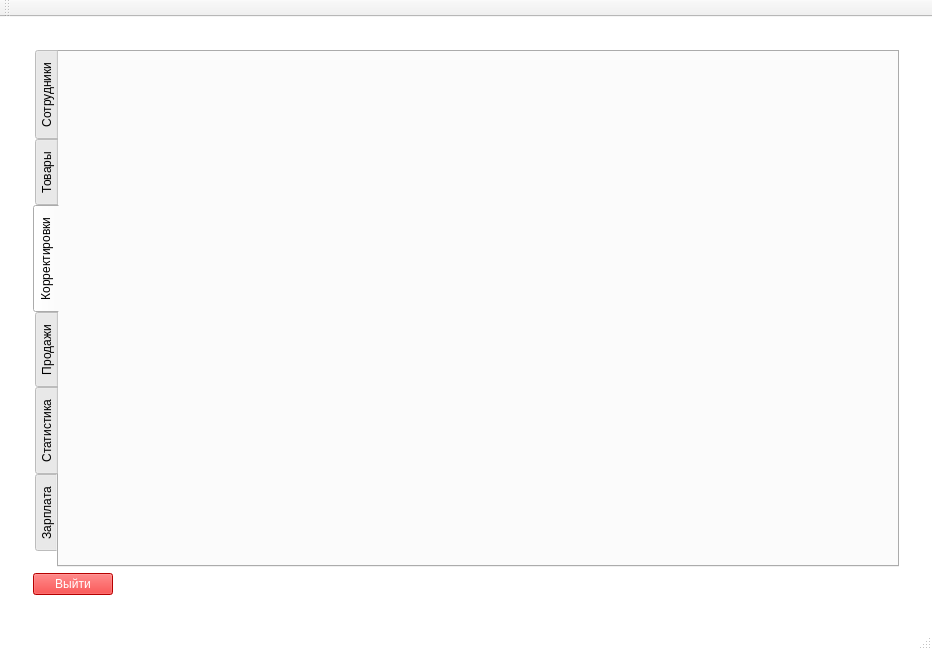
Old version of the form iSalary/iSalary/mainwindow.ui in the repository Polikarpova/iSalary.
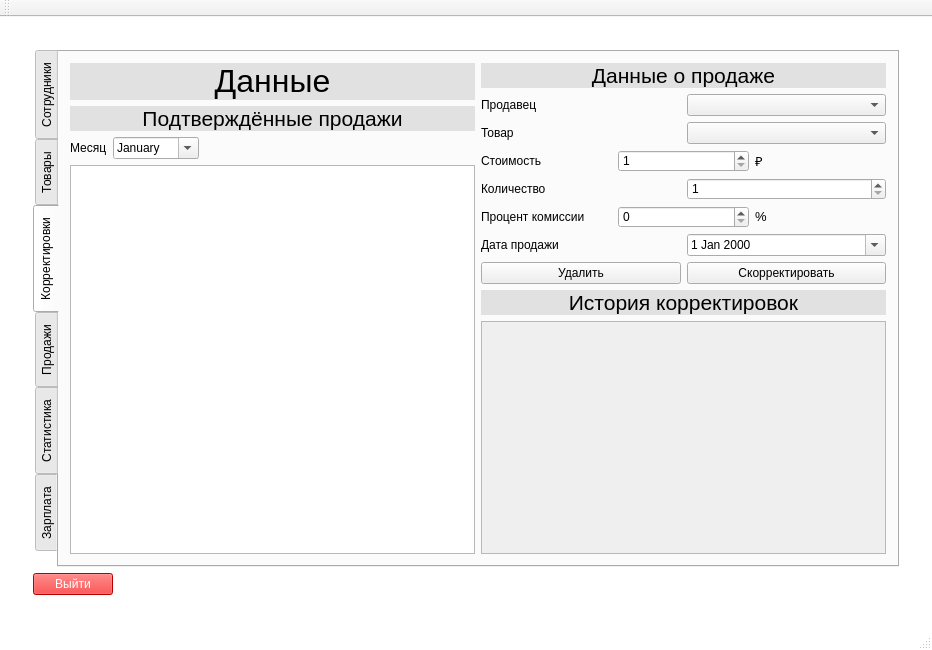
New version of the form. The open tabs and pages were chosen to show the change.

Commit message: add adjustment form

What changed in the file:
```diff
--- a/iSalary/iSalary/mainwindow.ui
+++ b/iSalary/iSalary/mainwindow.ui
@@ -967,6 +967,294 @@
                <attribute name="title">
                 <string>Корректировки</string>
                </attribute>
+               <layout class="QHBoxLayout" name="horizontalLayout_33">
+                <item>
+                 <layout class="QVBoxLayout" name="verticalLayout_11">
+                  <item>
+                   <widget class="QLabel" name="label_32">
+                    <property name="styleSheet">
+                     <string notr="true">QLabel { background-color: rgb(225, 225, 225) }</string>
+                    </property>
+                    <property name="text">
+                     <string>&lt;html&gt;&lt;head/&gt;&lt;body&gt;&lt;p align=&quot;center&quot;&gt;&lt;span style=&quot; font-size:24pt;&quot;&gt;Данные&lt;/span&gt;&lt;/p&gt;&lt;/body&gt;&lt;/html&gt;</string>
+                    </property>
+                   </widget>
+                  </item>
+                  <item>
+                   <widget class="QLabel" name="label_33">
+                    <property name="styleSheet">
+                     <string notr="true">QLabel { background-color: rgb(225, 225, 225) }</string>
+                    </property>
+                    <property name="text">
+                     <string>&lt;html&gt;&lt;head/&gt;&lt;body&gt;&lt;p align=&quot;center&quot;&gt;&lt;span style=&quot; font-size:16pt;&quot;&gt;Подтверждённые продажи&lt;/span&gt;&lt;/p&gt;&lt;/body&gt;&lt;/html&gt;</string>
+                    </property>
+                   </widget>
+                  </item>
+                  <item>
+                   <layout class="QHBoxLayout" name="horizontalLayout_25">
+                    <item>
+                     <widget class="QLabel" name="label_34">
+                      <property name="text">
+                       <string>Месяц</string>
+                      </property>
+                     </widget>
+                    </item>
+                    <item>
+                     <widget class="QDateEdit" name="monthInput">
+                      <property name="buttonSymbols">
+                       <enum>QAbstractSpinBox::UpDownArrows</enum>
+                      </property>
+                      <property name="displayFormat">
+                       <string>MMMM</string>
+                      </property>
+                      <property name="calendarPopup">
+                       <bool>true</bool>
+                      </property>
+                     </widget>
+                    </item>
+                    <item>
+                     <spacer name="horizontalSpacer_6">
+                      <property name="orientation">
+                       <enum>Qt::Horizontal</enum>
+                      </property>
+                      <property name="sizeHint" stdset="0">
+                       <size>
+                        <width>40</width>
+                        <height>20</height>
+                       </size>
+                      </property>
+                     </spacer>
+                    </item>
+                   </layout>
+                  </item>
+                  <item>
+                   <widget class="QTableView" name="saleForAdjustment">
+                    <property name="showGrid">
+                     <bool>true</bool>
+                    </property>
+                    <attribute name="horizontalHeaderCascadingSectionResizes">
+                     <bool>false</bool>
+                    </attribute>
+                   </widget>
+                  </item>
+                 </layout>
+                </item>
+                <item>
+                 <layout class="QVBoxLayout" name="verticalLayout_13">
+                  <item>
+                   <layout class="QVBoxLayout" name="verticalLayout_12">
+                    <item>
+                     <widget class="QLabel" name="label_35">
+                      <property name="styleSheet">
+                       <string notr="true">QLabel { background-color: rgb(225, 225, 225) }</string>
+                      </property>
+                      <property name="text">
+                       <string>&lt;html&gt;&lt;head/&gt;&lt;body&gt;&lt;p align=&quot;center&quot;&gt;&lt;span style=&quot; font-size:16pt;&quot;&gt;Данные о продаже&lt;/span&gt;&lt;/p&gt;&lt;/body&gt;&lt;/html&gt;</string>
+                      </property>
+                     </widget>
+                    </item>
+                    <item>
+                     <layout class="QGridLayout" name="gridLayout_7">
+                      <item row="0" column="0">
+                       <layout class="QHBoxLayout" name="horizontalLayout_26">
+                        <item>
+                         <widget class="QLabel" name="label_36">
+                          <property name="text">
+                           <string>Продавец</string>
+                          </property>
+                         </widget>
+                        </item>
+                        <item>
+                         <widget class="QComboBox" name="salerComboBox"/>
+                        </item>
+                       </layout>
+                      </item>
+                      <item row="1" column="0">
+                       <layout class="QHBoxLayout" name="horizontalLayout_27">
+                        <item>
+                         <widget class="QLabel" name="label_37">
+                          <property name="text">
+                           <string>Товар</string>
+                          </property>
+                         </widget>
+                        </item>
+                        <item>
+                         <widget class="QComboBox" name="salesComboBox"/>
+                        </item>
+                       </layout>
+                      </item>
+                      <item row="2" column="0">
+                       <layout class="QHBoxLayout" name="horizontalLayout_28">
+                        <item>
+                         <widget class="QLabel" name="label_38">
+                          <property name="text">
+                           <string>Стоимость</string>
+                          </property>
+                         </widget>
+                        </item>
+                        <item>
+                         <widget class="QSpinBox" name="price">
+                          <property name="minimum">
+                           <number>1</number>
+                          </property>
+                          <property name="maximum">
+                           <number>99999999</number>
+                          </property>
+                         </widget>
+                        </item>
+                        <item>
+                         <widget class="QLabel" name="label_39">
+                          <property name="text">
+                           <string>&lt;html&gt;&lt;head/&gt;&lt;body&gt;&lt;p&gt;&lt;span style=&quot; font-size:10pt;&quot;&gt;₽&lt;/span&gt;&lt;/p&gt;&lt;/body&gt;&lt;/html&gt;</string>
+                          </property>
+                         </widget>
+                        </item>
+                       </layout>
+                      </item>
+                      <item row="3" column="0">
+                       <layout class="QHBoxLayout" name="horizontalLayout_29">
+                        <item>
+                         <widget class="QLabel" name="label_40">
+                          <property name="text">
+                           <string>Количество</string>
+                          </property>
+                         </widget>
+                        </item>
+                        <item>
+                         <widget class="QSpinBox" name="productCount">
+                          <property name="minimum">
+                           <number>1</number>
+                          </property>
+                          <property name="maximum">
+                           <number>999</number>
+                          </property>
+                         </widget>
+                        </item>
+                       </layout>
+                      </item>
+                      <item row="4" column="0">
+                       <layout class="QHBoxLayout" name="horizontalLayout_30">
+                        <item>
+                         <widget class="QLabel" name="label_41">
+                          <property name="text">
+                           <string>Процент комиссии</string>
+                          </property>
+                         </widget>
+                        </item>
+                        <item>
+                         <widget class="QSpinBox" name="price_2">
+                          <property name="minimum">
+                           <number>0</number>
+                          </property>
+                          <property name="maximum">
+                           <number>100</number>
+                          </property>
+                         </widget>
+                        </item>
+                        <item>
+                         <widget class="QLabel" name="label_42">
+                          <property name="text">
+                           <string>&lt;html&gt;&lt;head/&gt;&lt;body&gt;&lt;p&gt;&lt;span style=&quot; font-size:10pt;&quot;&gt;%&lt;/span&gt;&lt;/p&gt;&lt;/body&gt;&lt;/html&gt;</string>
+                          </property>
+                         </widget>
+                        </item>
+                       </layout>
+                      </item>
+                      <item row="5" column="0">
+                       <layout class="QHBoxLayout" name="horizontalLayout_31">
+                        <item>
+                         <widget class="QLabel" name="label_43">
+                          <property name="text">
+                           <string>Дата продажи</string>
+                          </property>
+                         </widget>
+                        </item>
+                        <item>
+                         <widget class="QDateEdit" name="dateOfBirth_2">
+                          <property name="enabled">
+                           <bool>true</bool>
+                          </property>
+                          <property name="wrapping">
+                           <bool>false</bool>
+                          </property>
+                          <property name="frame">
+                           <bool>true</bool>
+                          </property>
+                          <property name="buttonSymbols">
+                           <enum>QAbstractSpinBox::UpDownArrows</enum>
+                          </property>
+                          <property name="keyboardTracking">
+                           <bool>true</bool>
+                          </property>
+                          <property name="showGroupSeparator" stdset="0">
+                           <bool>false</bool>
+                          </property>
+                          <property name="minimumDate">
+                           <date>
+                            <year>1900</year>
+                            <month>9</month>
+                            <day>14</day>
+                           </date>
+                          </property>
+                          <property name="calendarPopup">
+                           <bool>true</bool>
+                          </property>
+                         </widget>
+                        </item>
+                       </layout>
+                      </item>
+                     </layout>
+                    </item>
+                    <item>
+                     <layout class="QHBoxLayout" name="horizontalLayout_32">
+                      <item>
+                       <widget class="QPushButton" name="deleteOrRestoreButton">
+                        <property name="text">
+                         <string>Удалить</string>
+                        </property>
+                       </widget>
+                      </item>
+                      <item>
+                       <widget class="QPushButton" name="adjustmentButton">
+                        <property name="text">
+                         <string>Скорректировать</string>
+                        </property>
+                       </widget>
+                      </item>
+                     </layout>
+                    </item>
+                   </layout>
+                  </item>
+                  <item>
+                   <widget class="QLabel" name="label_44">
+                    <property name="styleSheet">
+                     <string notr="true">QLabel { background-color: rgb(225, 225, 225) }</string>
+                    </property>
+                    <property name="text">
+                     <string>&lt;html&gt;&lt;head/&gt;&lt;body&gt;&lt;p align=&quot;center&quot;&gt;&lt;span style=&quot; font-size:16pt;&quot;&gt;История корректировок&lt;/span&gt;&lt;/p&gt;&lt;/body&gt;&lt;/html&gt;</string>
+                    </property>
+                   </widget>
+                  </item>
+                  <item>
+                   <widget class="QScrollArea" name="scrollArea">
+                    <property name="widgetResizable">
+                     <bool>true</bool>
+                    </property>
+                    <widget class="QWidget" name="scrollAreaWidgetContents">
+                     <property name="geometry">
+                      <rect>
+                       <x>0</x>
+                       <y>0</y>
+                       <width>410</width>
+                       <height>227</height>
+                      </rect>
+                     </property>
+                    </widget>
+                   </widget>
+                  </item>
+                 </layout>
+                </item>
+               </layout>
               </widget>
               <widget class="QWidget" name="tab_7">
                <attribute name="title">
```
Left out of the diff: 4 changed lines with no effect on the pictures.
